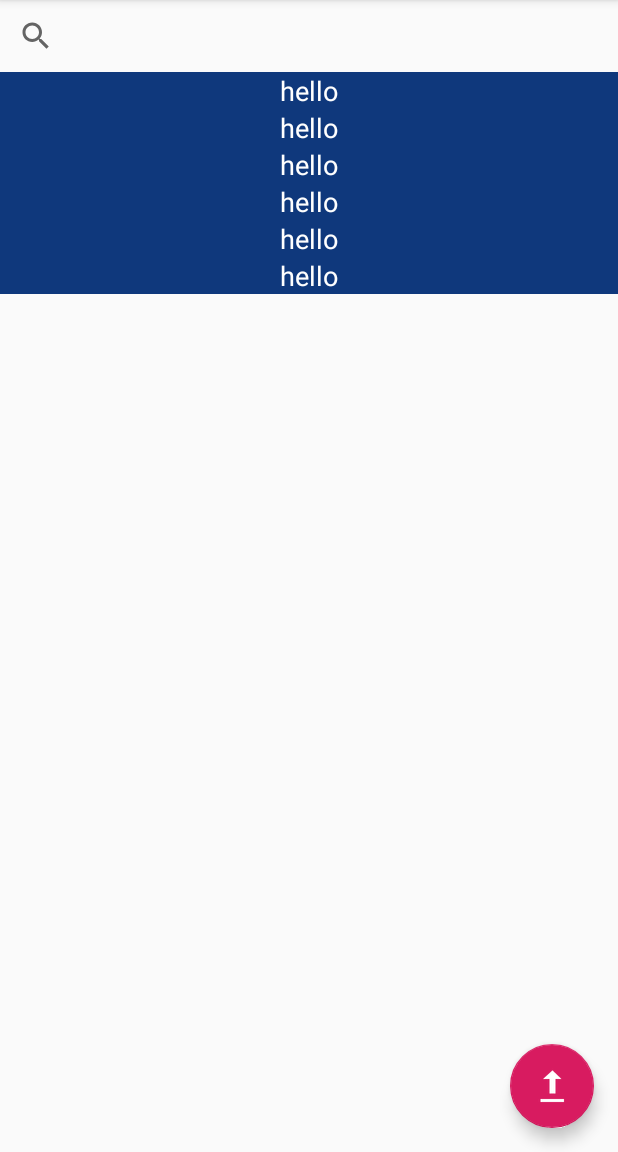
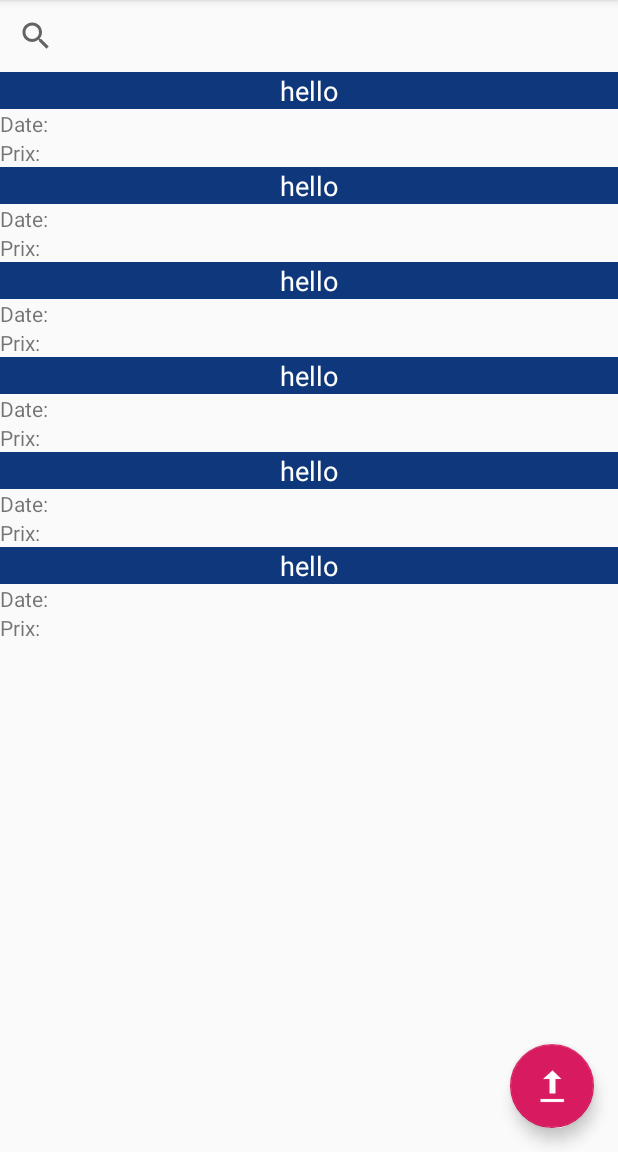
Before and after one commit to ChemsEddineHarouit/TP_TDM, an Android app: the screen it shows after launch (MainActivity), on a phone screen of 412 x 824 dp, the part 84-1236 px from its top. Run offline under Robolectric (Android 15) with nearby library versions, the phone set to English and light mode, and no system bars; 7 statements that could not run were skipped.

Commit message:
added sort by price/ date

```diff
--- a/app/src/main/java/com/example/tp_tdm1/Controllers/Controller.kt
+++ b/app/src/main/java/com/example/tp_tdm1/Controllers/Controller.kt
@@ -22,6 +22,17 @@ class   Controller private constructor(){
         5 to listOf("Ecole", "Les écoles privées sont des écoles qui ne sont pas administrées par leur gouvernement local, étatique ou national et qui conservent donc le droit de pratiquer la religion"),
         6 to listOf("Voyage", "Un voyage pour famille dans des hotels 5 étoiles, Piscine, Spa, khoudra et même à oued semar. Composez le 000")
     )
+
+    val pubPrices = hashMapOf(
+        1 to 120000.toFloat(),
+        2 to 150000.toFloat(),
+        3 to 100000.toFloat(),
+        4 to 180000.toFloat(),
+        5 to 200000.toFloat(),
+        6 to 50000.toFloat()
+
+    )
+
     fun addPub(pub : Pub){
         pubs.add(pub)
     }
--- a/app/src/main/res/layout/row_pub.xml
+++ b/app/src/main/res/layout/row_pub.xml
@@ -18,4 +18,12 @@
             android:id="@+id/pubRowImg"
             android:adjustViewBounds="true"
             android:background="@color/colorPubBackGround" />
+    <TextView
+            android:text="Date:"
+            android:layout_width="match_parent"
+            android:layout_height="wrap_content" android:id="@+id/pubRowDate"/>
+    <TextView
+            android:text="Prix: "
+            android:layout_width="match_parent"
+            android:layout_height="wrap_content" android:id="@+id/pubRowPrice"/>
 </LinearLayout>
--- a/app/src/main/res/menu/menu_main.xml
+++ b/app/src/main/res/menu/menu_main.xml
@@ -2,8 +2,11 @@
       xmlns:app="http://schemas.android.com/apk/res-auto"
       xmlns:tools="http://schemas.android.com/tools"
       tools:context="com.example.tp_tdm1.MainActivity">
-    <item android:id="@+id/action_settings"
-          android:title="@string/action_settings"
+    <item android:title="@string/action_sort_date_desc" android:id="@+id/action_sort_date_desc"/>
+    <item android:title="@string/action_sort_date_asc" android:id="@+id/action_sort_date_asc"/>
+    <item android:title="@string/action_sort_price_asc" android:id="@+id/action_sort_price_asc"/>
+    <item android:id="@+id/action_sort_price_desc"
+          android:title="@string/action_sort_price_desc"
           android:orderInCategory="100"
           app:showAsAction="never"/>
 </menu>
--- a/app/src/main/res/values/strings.xml
+++ b/app/src/main/res/values/strings.xml
@@ -16,4 +16,9 @@
         <item>Ecole</item>
     </string-array>
     <string name="hello_blank_fragment">Hello blank fragment</string>
+
+    <string name="action_sort_date_desc">Plus récente</string>
+    <string name="action_sort_date_asc">Plus ancienne</string>
+    <string name="action_sort_price_desc">Plus chére</string>
+    <string name="action_sort_price_asc">Moins chére</string>
 </resources>
```
Also changed, not shown: app/src/main/java/com/example/tp_tdm1/Adapter/PubAdapter.kt (+35 -10 lines), app/src/main/java/com/example/tp_tdm1/MainActivity.kt (+26 -6 lines), app/src/main/java/com/example/tp_tdm1/Models/Pub.kt (+7 -1 lines).
